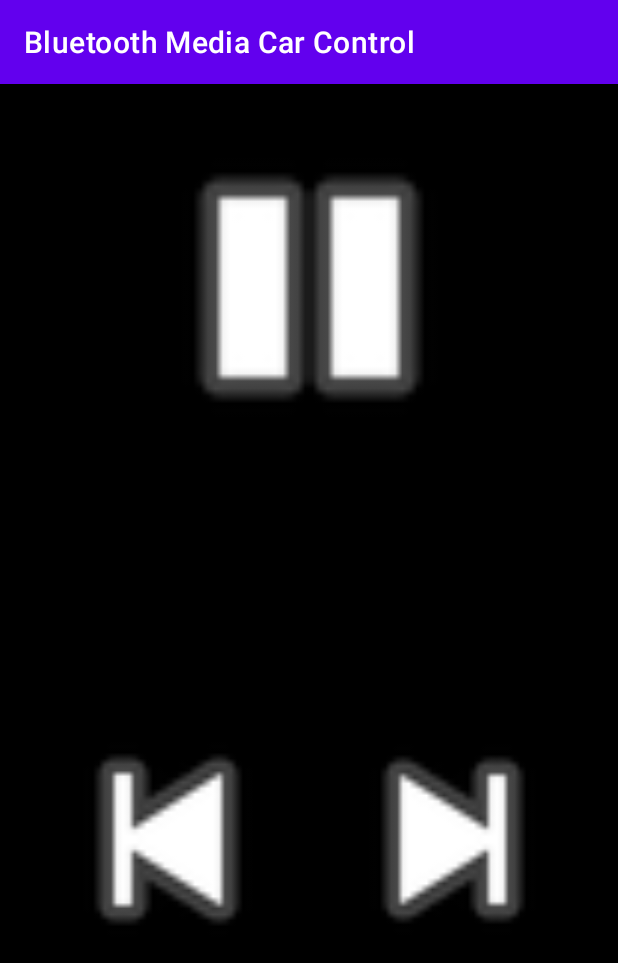
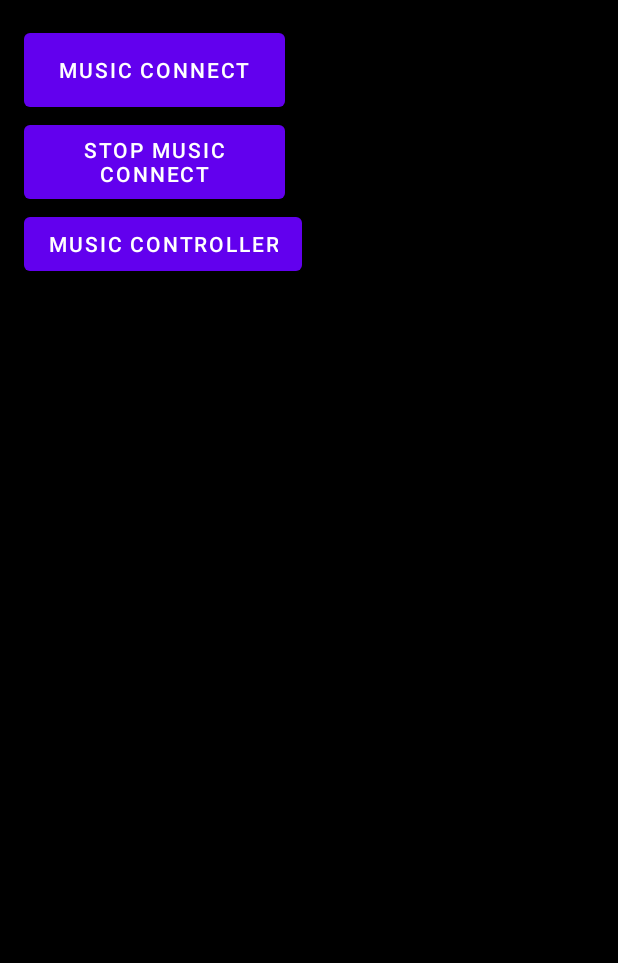
Before and after one commit to keyalp/Bluetooth-Media-Car-Control, an Android app: the screen it shows after launch (MusiController before the commit, Main_Activity after it), after a tap on "MUSIC CONNECT", on a phone screen of 412 x 824 dp. Shown: the top 963 px of the screen. Run offline under Robolectric (Android 15) with nearby library versions, the phone set to English and light mode, and no system bars.

Commit message:
Update 13/12/2020

```diff
--- a/app/src/main/java/com/keyalp/bluetoothmediacarcontrol/Main_Activity.java
+++ b/app/src/main/java/com/keyalp/bluetoothmediacarcontrol/Main_Activity.java
@@ -1,27 +1,53 @@
 package com.keyalp.bluetoothmediacarcontrol;
 
+import android.bluetooth.BluetoothAdapter;
+import android.bluetooth.BluetoothHeadset;
+import android.content.Context;
 import android.content.Intent;
+import android.media.AudioDeviceInfo;
+import android.media.AudioManager;
+import android.media.MediaPlayer;
+import android.net.Uri;
 import android.os.Bundle;
 import android.view.View;
+import android.widget.TextView;
+import android.widget.Toast;
 
 import androidx.appcompat.app.AppCompatActivity;
+
+import java.io.IOException;
+
 public class Main_Activity extends AppCompatActivity {
 
+    BluetoothHeadset bluetoothHeadset;
+    // Get the default adapter
+    BluetoothAdapter bluetoothAdapter = BluetoothAdapter.getDefaultAdapter();
+    TextView consola;
     @Override
+
     protected void onCreate(Bundle savedInstanceState) {
         super.onCreate(savedInstanceState);
         setContentView(R.layout.activity_main);
+        //consola = (TextView) findViewById((R.id.consola));
+
     }
 
-    public void onClick(View view){
+    public void onClick(View view) throws IOException {
         Intent mIntent = new Intent(this,MusiController.class);
+        AudioManager audioManager = (AudioManager)getSystemService(Context.AUDIO_SERVICE);
 
         switch (view.getId()){
             case R.id.btnconnect:
-                bluetoothConnect(true);
+                if(openConnection(audioManager))
+                    popUpText("Connection Already ON!");
+                else
+                    popUpText("Opening Connection");
                 break;
             case R.id.btnstopconnect:
-                bluetoothConnect(false);
+                if(closeConnection(audioManager))
+                    popUpText("Connection Already OFF!");
+                else
+                    popUpText("Closing Connection");
                 break;
             case R.id.btnmcontroller:
                 startActivity(mIntent);
@@ -29,12 +55,34 @@ public class Main_Activity extends AppCompatActivity {
         }
     }
 
-    /*public void onBackPressed() {
-        setContentView(R.layout.bluetooth_manager);
-    }*/
 
-    private void bluetoothConnect(Boolean con){
+    //Method that opens the bluetooth connection
+    private boolean openConnection(AudioManager audioManager){
+        //Check if the connection it is already active
+        if(audioManager.isBluetoothScoOn())
+            return true;
+        //Start Bluetooth SCO
+        audioManager.startBluetoothSco();       //Start SCO environment
+        audioManager.setBluetoothScoOn(true);   //Set SCO flag to true
+        return false;
     }
 
+    //Method that closes the bluetooth connection
+    private boolean closeConnection(AudioManager audioManager){
+        //Check if the connection it NOT active.
+        if(!audioManager.isBluetoothScoOn()) {
+            return true;
+        }else {
+            //Stop Bluetooth SCO
+            audioManager.setBluetoothScoOn(false);  //Set SCO flag to false
+            audioManager.stopBluetoothSco();        //Stop SCO environment
+            return false;
+        }
+    }
+
+    //Method that shows a floating message to the user
+    private void popUpText(String text){
+        Toast.makeText(this, text, Toast.LENGTH_SHORT).show();
+    }
 
 }
--- a/app/src/main/res/layout/activity_controller.xml
+++ b/app/src/main/res/layout/activity_controller.xml
@@ -20,37 +20,13 @@
     <ImageView
         android:id="@+id/btnplay_pause"
         android:layout_width="match_parent"
-        android:layout_height="239dp"
+        android:layout_height="match_parent"
+
+        android:onClick="onClick"/>
+    <!--
     app:srcCompat="@android:drawable/ic_media_pause"
-        tools:srcCompat="@android:drawable/ic_media_play"
-        android:onClick="onClick"/>
+    tools:srcCompat="@android:drawable/ic_media_play"/>-->
 
-    <RelativeLayout
-        android:layout_width="match_parent"
-        android:layout_height="wrap_content">
-
-
-        <ImageView
-            android:id="@+id/btnprevious"
-            android:layout_width="192dp"
-            android:layout_height="match_parent"
-            android:layout_alignParentLeft="true"
-            android:foregroundGravity="center"
-            android:onClick="onClick"
-            app:srcCompat="@android:drawable/ic_media_previous" />
-
-
-        <ImageView
-            android:id="@+id/btnnext"
-            android:layout_width="wrap_content"
-            android:layout_height="match_parent"
-            android:layout_alignParentRight="true"
-            app:srcCompat="@android:drawable/ic_media_next"
-            android:layout_toEndOf="@+id/btnprevious"
-            android:onClick="onClick"/>
-
-
-    </RelativeLayout>
 
 
     <!--    <SeekBar-->
--- a/app/src/main/res/layout/activity_main.xml
+++ b/app/src/main/res/layout/activity_main.xml
@@ -1,11 +1,25 @@
 <?xml version="1.0" encoding="utf-8"?>
-<androidx.constraintlayout.widget.ConstraintLayout xmlns:android="http://schemas.android.com/apk/res/android"
+<LinearLayout xmlns:android="http://schemas.android.com/apk/res/android"
+    xmlns:tools="http://schemas.android.com/tools"
     xmlns:app="http://schemas.android.com/apk/res-auto"
-    xmlns:tools="http://schemas.android.com/tools"
+    android:id="@+id/music_controller"
     android:layout_width="match_parent"
     android:layout_height="match_parent"
+    android:paddingBottom="16dp"
+    android:paddingLeft="16dp"
+    android:paddingRight="16dp"
+    android:paddingTop="16dp"
+    android:orientation="vertical"
+    android:background="@android:color/background_dark"
+    android:weightSum="1"
+    tools:ignore="ExtraText"
     tools:context=".Main_Activity">
 
+    <RelativeLayout
+        android:layout_width="match_parent"
+        android:layout_height="wrap_content">
+
+    </RelativeLayout>
     <Button
         android:id="@+id/btnconnect"
         android:layout_width="174dp"
@@ -30,21 +44,15 @@
         tools:layout_editor_absoluteX="118dp"
         tools:layout_editor_absoluteY="667dp"
         android:onClick="onClick"/>
+<!--
+    <TextView
+        android:id="@+id/consola"
+        android:layout_width="match_parent"
+        android:layout_height="match_parent"
+        android:textSize="12dp"
+        android:background="@color/cardview_light_background"
+        android:textColor="@color/cardview_dark_background"
+        android:text="Consola"/>
+-->
 
-    <com.google.android.material.textfield.TextInputLayout
-        android:layout_width="match_parent"
-        android:layout_height="wrap_content"
-        tools:layout_editor_absoluteX="64dp"
-        tools:layout_editor_absoluteY="91dp"/>
-
-    <EditText
-        android:id="@+id/editTextTextPersonName"
-        android:layout_width="375dp"
-        android:layout_height="58dp"
-        android:ems="10"
-        android:inputType="textPersonName"
-        android:text="Bluetooh Media Car Control"
-        tools:layout_editor_absoluteX="52dp"
-        tools:layout_editor_absoluteY="286dp" />
-
-</androidx.constraintlayout.widget.ConstraintLayout>
+</LinearLayout>
--- a/app/src/main/res/values/themes.xml
+++ b/app/src/main/res/values/themes.xml
@@ -1,6 +1,6 @@
 <resources xmlns:tools="http://schemas.android.com/tools">
     <!-- Base application theme. -->
-    <style name="Theme.BluetoothMediaCarControl" parent="Theme.MaterialComponents.DayNight.DarkActionBar">
+    <style name="Theme.Main_Activity" parent="Theme.MaterialComponents.DayNight.DarkActionBar">
         <!-- Primary brand color. -->
         <item name="colorPrimary">@color/purple_500</item>
         <item name="colorPrimaryVariant">@color/purple_700</item>
@@ -11,6 +11,23 @@
         <item name="colorOnSecondary">@color/black</item>
         <!-- Status bar color. -->
         <item name="android:statusBarColor" tools:targetApi="l">?attr/colorPrimaryVariant</item>
+
+        <!-- Customize your theme here. -->
+    </style>
+
+    <style name="Theme.MusiController" parent="Theme.MaterialComponents.DayNight.DarkActionBar">
+        <!-- Primary brand color. -->
+        <item name="colorPrimary">@color/purple_500</item>
+        <item name="colorPrimaryVariant">@color/purple_700</item>
+        <item name="colorOnPrimary">@color/white</item>
+        <!-- Secondary brand color. -->
+        <item name="colorSecondary">@color/teal_200</item>
+        <item name="colorSecondaryVariant">@color/teal_700</item>
+        <item name="colorOnSecondary">@color/black</item>
+        <!-- Status bar color. -->
+        <item name="android:statusBarColor" tools:targetApi="l">?attr/colorPrimaryVariant</item>
+        <item name="windowActionBar">false</item>
+        <item name="windowNoTitle">true</item>
         <!-- Customize your theme here. -->
     </style>
 
```
Also changed, not shown: app/src/main/AndroidManifest.xml (+7 -2 lines), app/src/main/java/com/keyalp/bluetoothmediacarcontrol/MusiController.java (+20 -14 lines), app/src/main/res/layout/activity_controller_reserva.xml (added, +63 -0 lines). Lines whose indentation alone changed are shown as unchanged.
